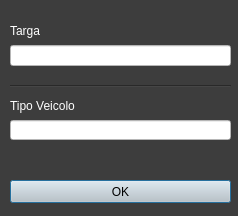
Before: the Qt Designer form NuovoVeicolo.ui in riccardomalpiedi/parcheggio, drawn with Qt 5.
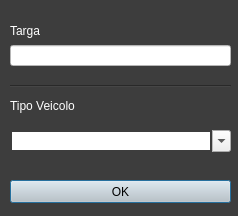
After: the same form once the commit is applied.

Commit message: Modifiche alla VistaInserisciVeicolo

What changed in the file:
```diff
--- a/NuovoVeicolo.ui
+++ b/NuovoVeicolo.ui
@@ -88,20 +88,6 @@
 color: rgb(0, 0, 0);</string>
    </property>
   </widget>
-  <widget class="QLineEdit" name="tipo_veicolo_lineEdit">
-   <property name="geometry">
-    <rect>
-     <x>10</x>
-     <y>120</y>
-     <width>221</width>
-     <height>20</height>
-    </rect>
-   </property>
-   <property name="styleSheet">
-    <string notr="true">background-color: rgb(255, 255, 255);
-color: rgb(0, 0, 0);</string>
-   </property>
-  </widget>
   <widget class="Line" name="line">
    <property name="geometry">
     <rect>
@@ -118,6 +104,22 @@
     <enum>Qt::Horizontal</enum>
    </property>
   </widget>
+  <widget class="QComboBox" name="tipo_comboBox">
+   <property name="geometry">
+    <rect>
+     <x>10</x>
+     <y>130</y>
+     <width>221</width>
+     <height>22</height>
+    </rect>
+   </property>
+   <property name="editable">
+    <bool>true</bool>
+   </property>
+   <property name="frame">
+    <bool>false</bool>
+   </property>
+  </widget>
  </widget>
  <resources/>
  <connections/>
```
The commit also changes 2 other files.
